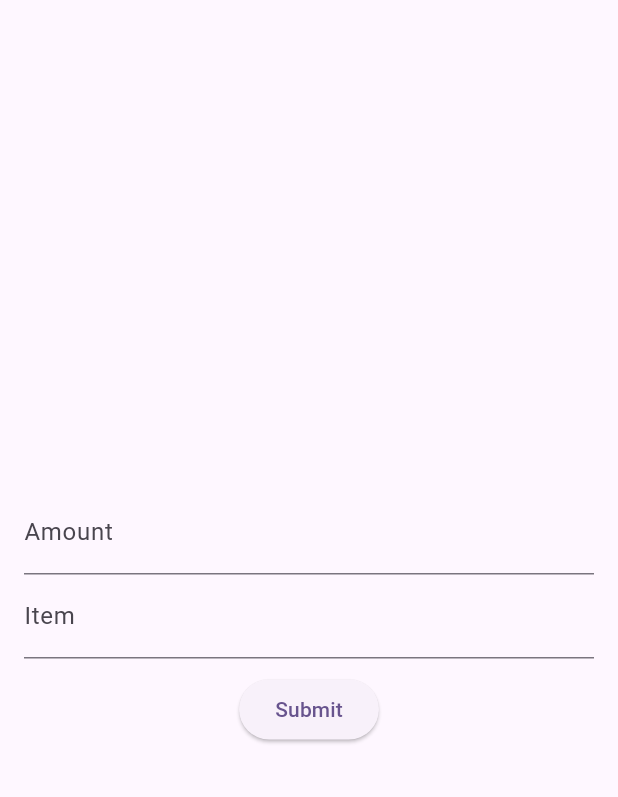
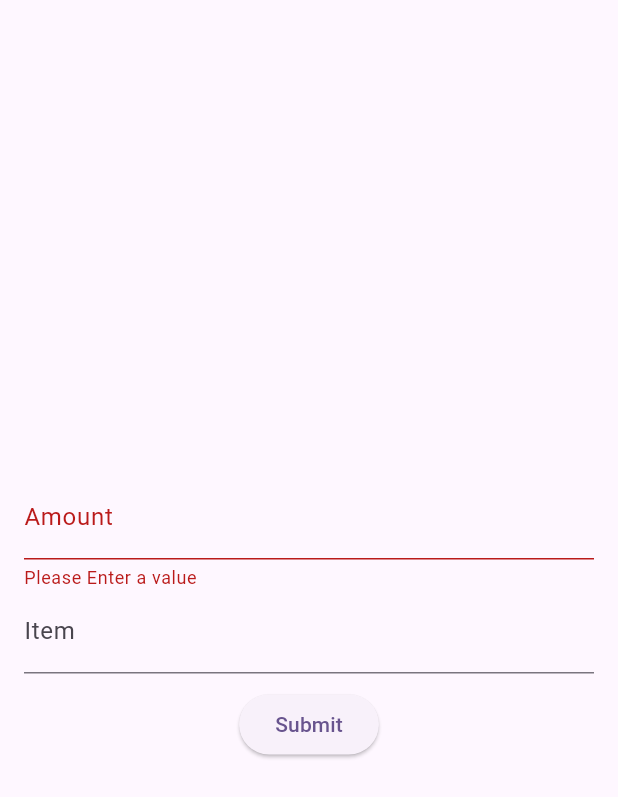
Before and after one commit to khkred/shop_ledger, a Flutter app: the AddTransactionScreen screen opened directly, after a tap on "Submit", on a phone screen of 412 x 824 dp. Shown: the top 797 px of the screen. Run offline on Flutter 3.47's test engine with Material 2 defaults, Android fonts, the phone set to English and light mode, and no system bars; our stand-ins replace drift, firebase_core; accounts and stored records are empty; generated files the repository leaves out were written again.

```diff
--- a/lib/add_transaction_screen.dart
+++ b/lib/add_transaction_screen.dart
@@ -11,7 +11,7 @@ class AddTransactionScreen extends StatefulWidget {
 
 class _AddTransactionScreenState extends State<AddTransactionScreen> {
 
-  final _formKey = GlobalKey();
+  final _formKey = GlobalKey<FormState>();
   String name = '';
   double amount = 0;
   @override
@@ -31,8 +31,11 @@ class _AddTransactionScreenState extends State<AddTransactionScreen> {
                     keyboardType: TextInputType.number,
                     decoration: const InputDecoration(labelText: 'Amount'),
                     validator: (value) {
-
-                    },
+                      if(value == null || value.isEmpty)
+                        {
+                          return 'Please Enter a value';
+                        }
+                    }
                   ),
 
                   TextFormField(
@@ -42,7 +45,11 @@ class _AddTransactionScreenState extends State<AddTransactionScreen> {
                   Row(
                     mainAxisAlignment: MainAxisAlignment.center,
                     children: [
-                      ElevatedButton(onPressed: (){}, child: const Text('Submit'))
+                      ElevatedButton(onPressed: (){
+                        if(_formKey.currentState!.validate()){
+
+                        }
+                      }, child: const Text('Submit'))
                     ],
                   ),
                 ],
--- a/lib/main.dart
+++ b/lib/main.dart
@@ -1,7 +1,8 @@
 import 'package:flutter/material.dart';
 import 'package:shop_ledger/home_page.dart';
 
-void main() {
+void main() async{
+  WidgetsFlutterBinding.ensureInitialized();
   runApp(const MyApp());
 }
 
--- a/pubspec.yaml
+++ b/pubspec.yaml
@@ -38,6 +38,9 @@ dependencies:
   firebase_core: ^2.15.1
   drift: ^2.11.1
   uuid: ^4.0.0
+  sqlite3_flutter_libs: ^0.5.18
+  path_provider: ^2.1.1
+  path: ^1.8.3
 
 dev_dependencies:
   flutter_test:
@@ -49,6 +52,8 @@ dev_dependencies:
   # package. See that file for information about deactivating specific lint
   # rules and activating additional ones.
   flutter_lints: ^2.0.0
+  drift_dev: ^2.13.1
+  build_runner: ^2.4.6
 
 # For information on the generic Dart part of this file, see the
 # following page: https://dart.dev/tools/pub/pubspec
```
Also changed, not shown: lib/home_page.dart (+10 -1 lines), lib/models/database.dart (added, +34 -0 lines), lib/models/database.g.dart (added), pubspec.lock, 1 other file.
